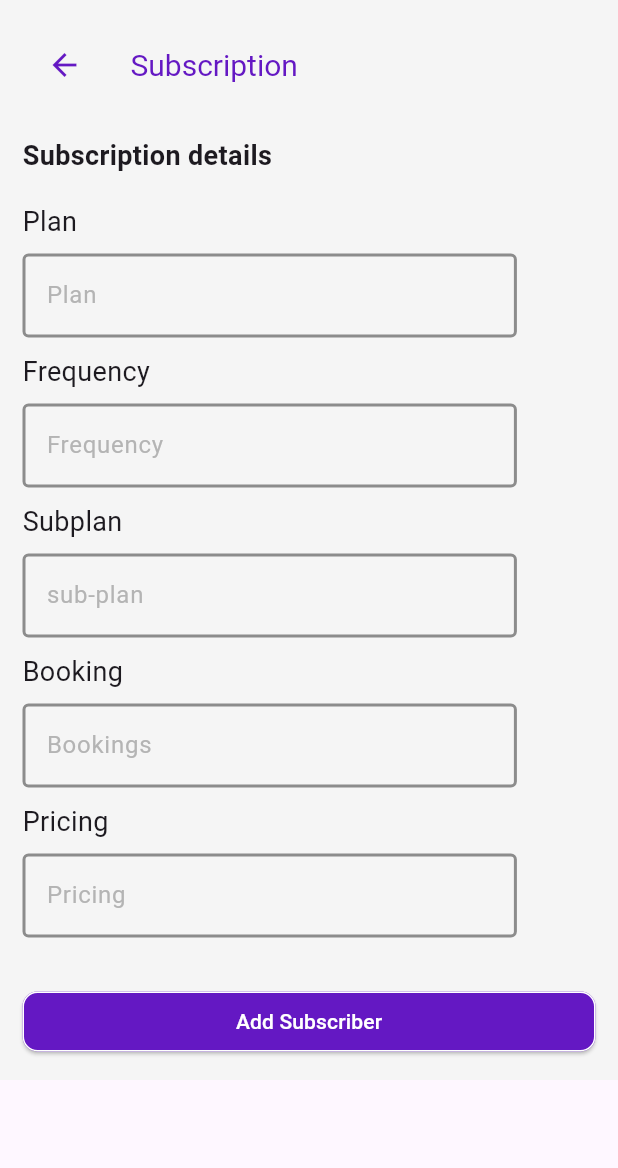
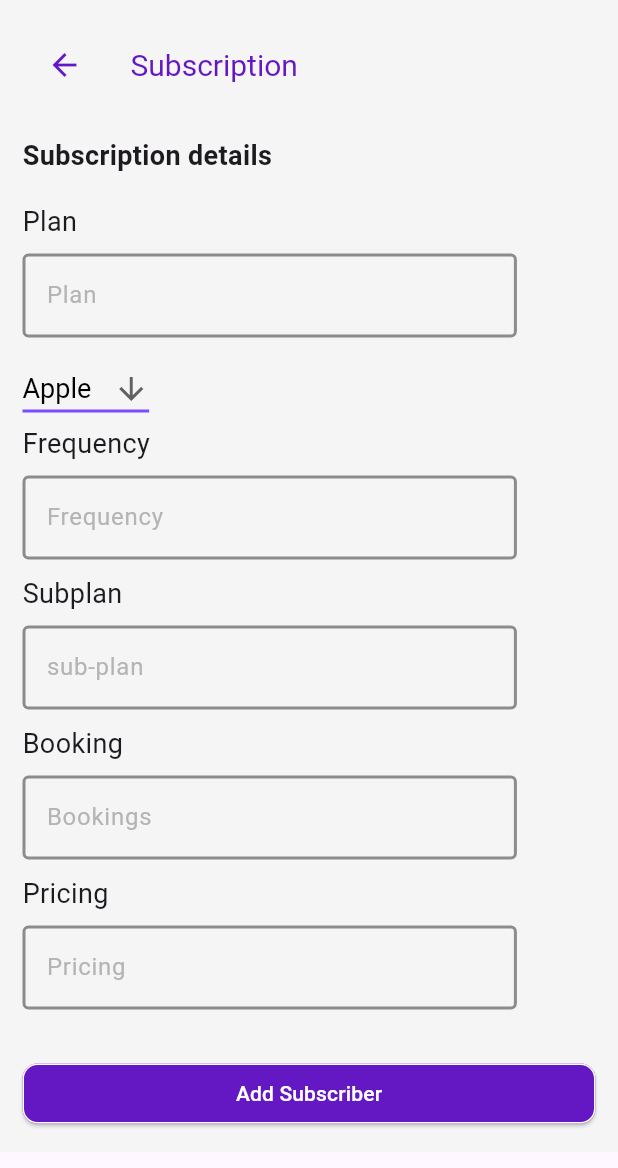
Before and after one commit to venkat7099/banquetbookingz, a Flutter app: the AddSubscriber screen opened by its route, on a phone screen of 412 x 824 dp. Shown: the top 1168 px of the screen. Run offline on Flutter 3.47's test engine with Material 3 defaults, Android fonts, the phone set to English and light mode, and no system bars; our stand-ins replace connectivity_plus, fl_chart, flutter_riverpod, image_picker, shared_preferences; missing offline and left inert: dart:ffi; accounts and stored records are empty; network calls fail; Roboto replaces fonts that are missing (Montserrat).

Commit message:
13.1 updated

```diff
--- a/lib/views/addsubscriber.dart
+++ b/lib/views/addsubscriber.dart
@@ -6,11 +6,27 @@ import 'package:banquetbookingz/widgets/customtextfield.dart';
 import 'package:flutter/material.dart';
 import 'package:flutter_riverpod/flutter_riverpod.dart';
 
-class AddSubscriber extends ConsumerWidget {
+class AddSubscriber extends ConsumerStatefulWidget {
   const AddSubscriber({super.key});
 
   @override
-  Widget build(BuildContext context, WidgetRef ref) {
+  ConsumerState<AddSubscriber> createState() => _AddSubscriberState();
+}
+
+class _AddSubscriberState extends ConsumerState<AddSubscriber> {
+  String? selectedValue = "Apple";
+
+  // List of items in the dropdown
+  final List<String> items = [
+    "Apple",
+    "Banana",
+    "Orange",
+    "Grapes",
+    "Mango",
+  ];
+
+  @override
+  Widget build(BuildContext context) {
     final screenWidth = MediaQuery.of(context).size.width;
 
     return Scaffold(
@@ -65,6 +81,27 @@ class AddSubscriber extends ConsumerWidget {
                     );
                   }),
                   const SizedBox(height: 10),
+                  DropdownButton<String>(
+                    value: selectedValue, // The currently selected value
+                    icon: const Icon(Icons.arrow_downward),
+                    elevation: 16,
+                    style: const TextStyle(color: Colors.black, fontSize: 18),
+                    underline: Container(
+                      height: 2,
+                      color: Colors.deepPurpleAccent,
+                    ),
+                    onChanged: (String? newValue) {
+                      setState(() {
+                        selectedValue = newValue; // Update the selected value
+                      });
+                    },
+                    items: items.map<DropdownMenuItem<String>>((String value) {
+                      return DropdownMenuItem<String>(
+                        value: value,
+                        child: Text(value),
+                      );
+                    }).toList(),
+                  ),
                   const Text(
                     "Frequency",
                     style: TextStyle(
@@ -72,7 +109,6 @@ class AddSubscriber extends ConsumerWidget {
                     ),
                   ),
                   const SizedBox(height: 8),
-
                   Consumer(builder: (context, ref, child) {
                     final controller =
                         ref.watch(selectionModelProvider.notifier);
@@ -94,7 +130,6 @@ class AddSubscriber extends ConsumerWidget {
                   ),
                   const SizedBox(height: 8),
                   Consumer(builder: (context, ref, child) {
-
                     final controller =
                         ref.watch(selectionModelProvider.notifier);
                     return CustomTextFormField(
@@ -106,7 +141,6 @@ class AddSubscriber extends ConsumerWidget {
                       },
                     );
                   }),
-
                   const SizedBox(height: 10),
                   const Text(
                     "Booking",
@@ -164,11 +198,8 @@ class AddSubscriber extends ConsumerWidget {
                   onPressed: loading
                       ? null
                       : () async {
-                          // Combine the frequency text and dropdown value
                           String combinedFrequency = selection.monthlyP.text +
                               selection.selectedFrequency;
-
-                          // Validation check to prevent zero values
                           if (selection.subName.text.isEmpty ||
                               selection.annualP.text == '0' ||
                               selection.quaterlyP.text == '0' ||
```
Lines whose indentation alone changed are shown as unchanged.
